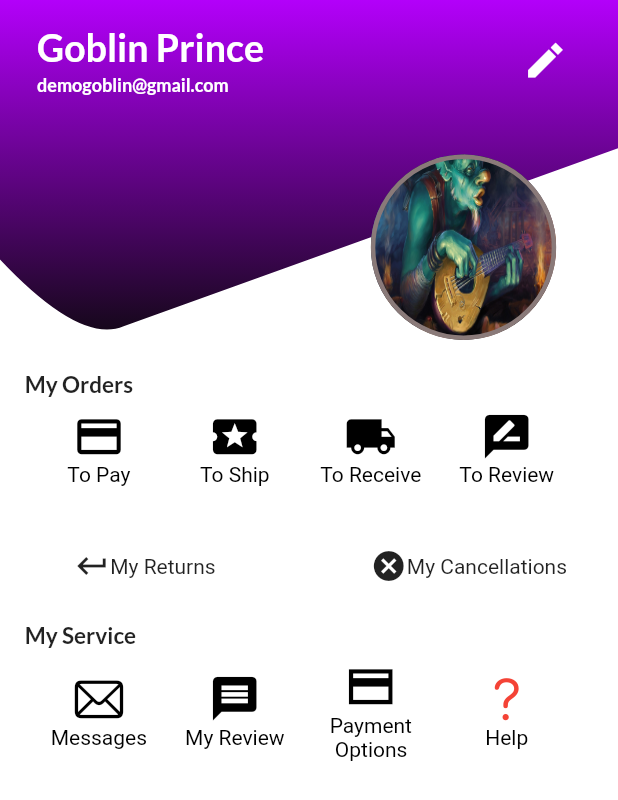
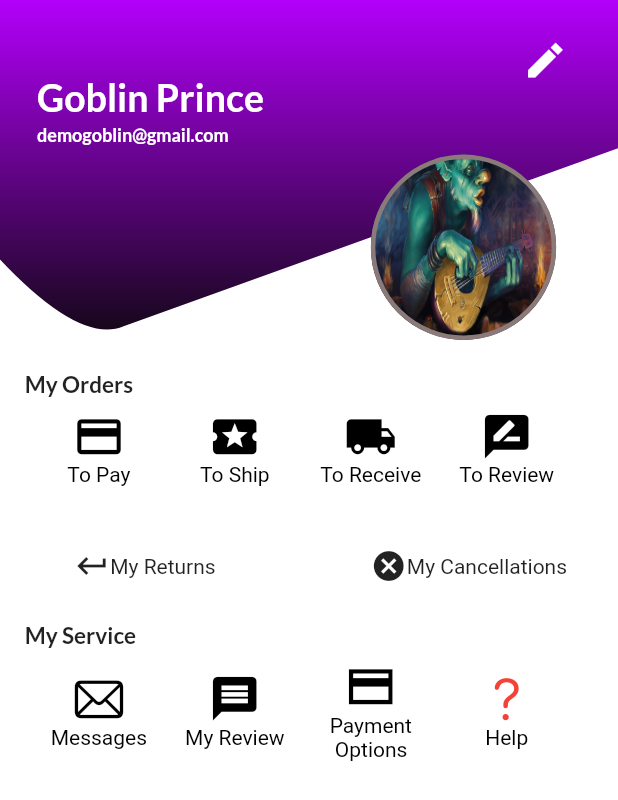
Before and after one commit to PrabeshPP/Sneakers-Shop, a Flutter app: the ProfileUI widget shown alone on an empty page, opened directly, on a phone screen of 412 x 824 dp. Shown: the top 800 px of the screen. Run offline on Flutter 3.47's test engine with Material 2 defaults, Android fonts, the phone set to English and light mode, and no system bars; our stand-ins replace bloc, equatable, flutter_bloc, google_fonts, shared_preferences; accounts and stored records are empty.

Commit message:
Refactor Profile Page UI

```diff
--- a/sneakers/lib/view/app_view.dart
+++ b/sneakers/lib/view/app_view.dart
@@ -22,7 +22,7 @@ class AppView extends StatefulWidget {
 class _AppViewState extends State<AppView> {
 
 
-   int selectedIndex = 0;
+   int selectedIndex = 3;
   List<Widget> pages =  [HomePage(itemServices:ItemServices()), CartPage(), CartPage(),ProfilePage() ];
   void _onTapped(int value) {
     setState(() {
--- a/sneakers/lib/view/widgets/UI/Profile/ProfileUI.dart
+++ b/sneakers/lib/view/widgets/UI/Profile/ProfileUI.dart
@@ -18,7 +18,7 @@ class ProfileUI extends StatelessWidget {
         ),
         const Positioned(child: CurvedContainer()),
         Positioned(
-            top: size.height * 0.02,
+            top: size.height * 0.06,
             left: size.width * 0.06,
             child: Text(
               "Goblin Prince",
@@ -29,7 +29,7 @@ class ProfileUI extends StatelessWidget {
                   fontSize: 25),
             )),
         Positioned(
-            top: size.height * 0.06,
+            top: size.height * 0.1,
             left: size.width * 0.06,
             child: Text(
               "demogoblin@gmail.com",
```
